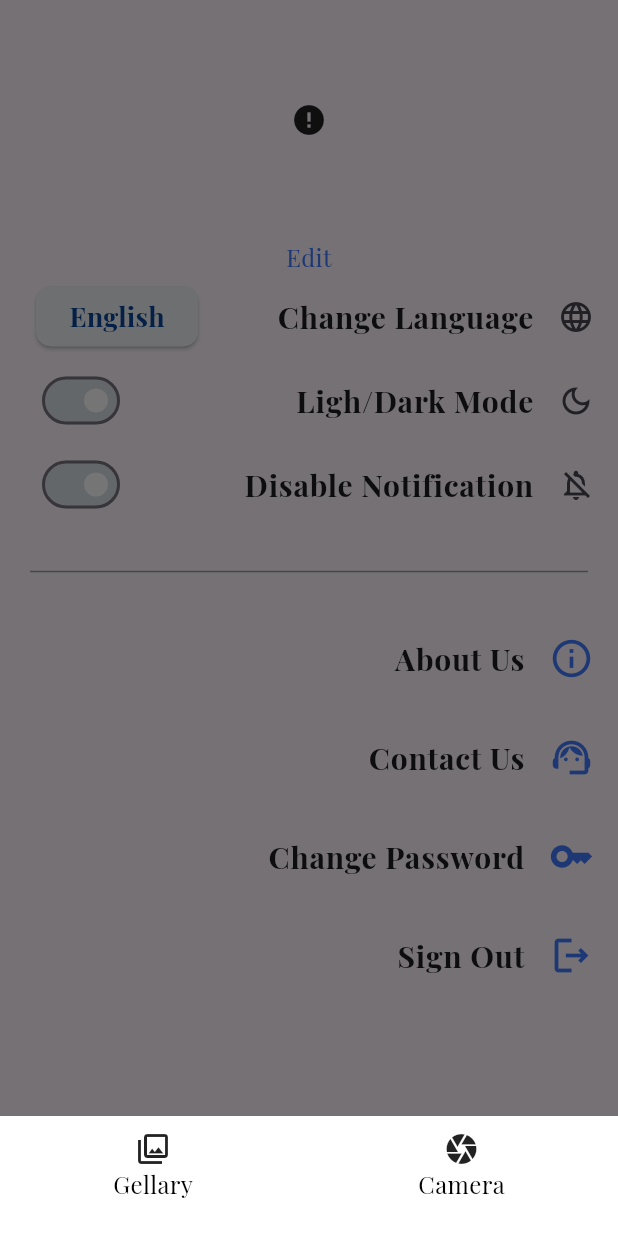
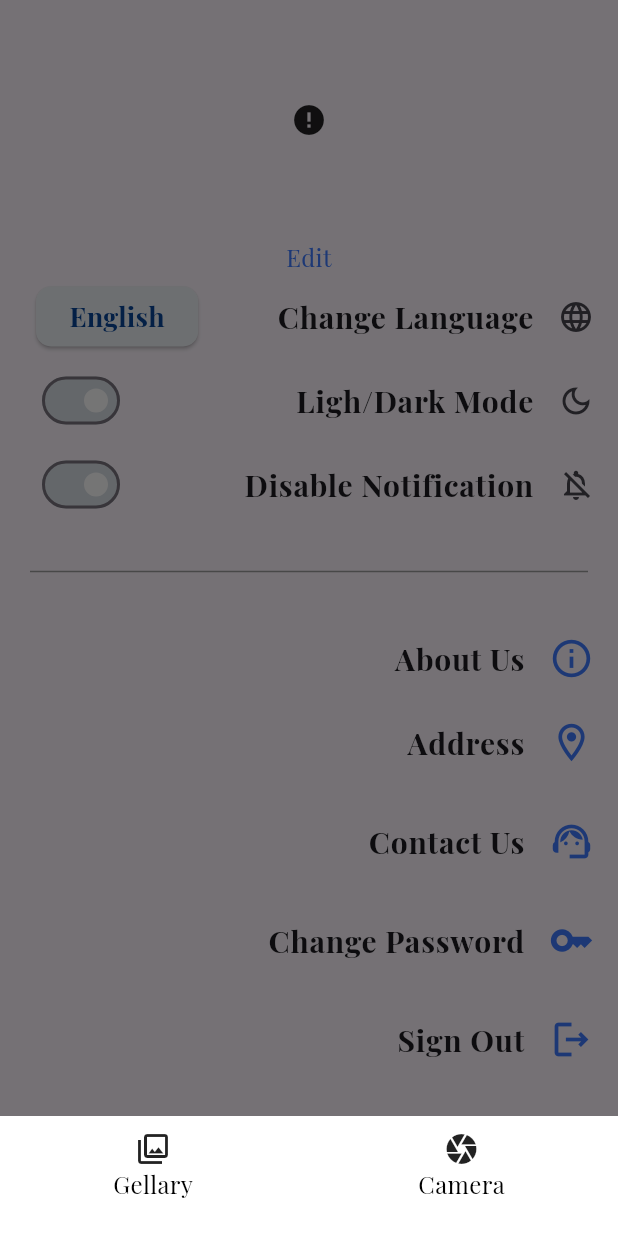
Before and after one commit to QShutta/e-commerce-don-khalid, a Flutter app: the SettingsPage screen opened directly, after a tap on "Edit", on a phone screen of 412 x 824 dp. Run offline on Flutter 3.47's test engine with Material 3 defaults, Android fonts, the light colour scheme and no system bars; drawn by our look-alikes of cached_network_image; our stand-ins replace carousel_slider, dartz, firebase_core, firebase_messaging, flutter_otp_text_field, flutter_svg and 6 more; accounts and stored records are empty; network calls fail; project files that could hold a hidden picture were left out.

Commit message:
before of 118

```diff
--- a/lib/core/constants/app_routes.dart
+++ b/lib/core/constants/app_routes.dart
@@ -23,4 +23,9 @@ class AppRoutes {
   static const String favoriteProductDetails = '/favoriteProductDetails';
   static const String cart = '/cart';
   static const String search = '/search';
+
+  //------------------------Address------------------------------
+
+  static const String viewAddress = '/view';
+  static const String addAddress = '/add';
 }
--- a/lib/core/constants/apptheme.dart
+++ b/lib/core/constants/apptheme.dart
@@ -11,9 +11,11 @@
 //(UX)
 //عند التبديل بين اللغتين.
 
+import 'package:e_commerce_halfa/core/constants/color_app.dart';
 import 'package:flutter/material.dart';
 
 ThemeData englishTheme = ThemeData(
+  appBarTheme: AppBarTheme(color: AppColor.primaryColor),
   fontFamily: "playFair",
   textTheme: const TextTheme(
     headlineLarge: TextStyle(
@@ -38,6 +40,7 @@ ThemeData englishTheme = ThemeData(
 );
 
 ThemeData arabicTheme = ThemeData(
+  appBarTheme: AppBarTheme(color: AppColor.primaryColor),
   fontFamily: "cairo",
   textTheme: const TextTheme(
     headlineLarge: TextStyle(
--- a/lib/main.dart
+++ b/lib/main.dart
@@ -4,11 +4,12 @@ import 'package:e_commerce_halfa/core/localization/locale_controller.dart';
 import 'package:e_commerce_halfa/core/localization/translation.dart';
 import 'package:e_commerce_halfa/core/services/services.dart';
 import 'package:e_commerce_halfa/routest.dart';
+import 'package:e_commerce_halfa/view/screens/address/view_address.dart';
 import 'package:firebase_core/firebase_core.dart';
 import 'package:flutter/material.dart';
 import 'package:get/get.dart';
 
-//befoer of 115
+//befoer of 117
 void main() async {
   WidgetsFlutterBinding.ensureInitialized();
 
@@ -37,7 +38,7 @@ class MainApp extends StatelessWidget {
       translations: MyTranslation(),
       initialBinding: InitialBinding(),
       debugShowCheckedModeBanner: false,
-      // home: CartPage(),
+      // home: ViewAddress(),
       initialRoute: AppRoutes.languageSelection,
       getPages: appPages,
     );
--- a/lib/routest.dart
+++ b/lib/routest.dart
@@ -1,5 +1,7 @@
 import 'package:e_commerce_halfa/core/constants/app_routes.dart';
 import 'package:e_commerce_halfa/core/midle_ware/init_middle_ware.dart';
+import 'package:e_commerce_halfa/view/screens/address/add_address.dart';
+import 'package:e_commerce_halfa/view/screens/address/view_address.dart';
 import 'package:e_commerce_halfa/view/screens/auth/forgot_passowrd/forgot_passord_reset_password_success_page.dart';
 import 'package:e_commerce_halfa/view/screens/auth/forgot_passowrd/forgot_password_email_page.dart';
 import 'package:e_commerce_halfa/view/screens/auth/forgot_passowrd/forgot_password_otp_page.dart';
@@ -123,4 +125,19 @@ List<GetPage> appPages = [
     transition: Transition.rightToLeft,
     transitionDuration: const Duration(milliseconds: 400),
   ),
+  //---------------------------Address-------------------------------
+  GetPage(
+    name: AppRoutes.viewAddress,
+    page: () => ViewAddress(),
+    transition: Transition.rightToLeft,
+    transitionDuration: const Duration(milliseconds: 400),
+  ),
+  GetPage(
+    name: AppRoutes.addAddress,
+    page: () => AddAddress(),
+    transition: Transition.rightToLeft,
+    transitionDuration: const Duration(milliseconds: 400),
+  ),
+
+  //------------------------------------End Address---------------------------
 ];
--- a/lib/view/screens/settings.dart
+++ b/lib/view/screens/settings.dart
@@ -43,6 +43,13 @@ class SettingsPage extends StatelessWidget {
             leadingIcon: Icons.info_outline,
             onListTileClicked: () {},
           ),
+          CustomeListTile(
+            titleText: "Address",
+            leadingIcon: Icons.location_on_outlined,
+            onListTileClicked: () {
+              Get.toNamed(AppRoutes.viewAddress);
+            },
+          ),
           SizedBox(height: 10),
           CustomeListTile(
             titleText: 'Contact Us',
--- a/lib/view/widgets/custome_app_bar.dart
+++ b/lib/view/widgets/custome_app_bar.dart
@@ -1,3 +1,4 @@
+import 'package:e_commerce_halfa/core/constants/color_app.dart';
 import 'package:flutter/material.dart';
 
 class CustomeAppBar extends StatelessWidget implements PreferredSizeWidget {
@@ -26,8 +27,8 @@ class CustomeAppBar extends StatelessWidget implements PreferredSizeWidget {
         icon: const Icon(Icons.arrow_back),
         onPressed: () => Navigator.pop(context),
       ),
-      backgroundColor: Colors.white,
-      foregroundColor: Colors.black,
+      backgroundColor: AppColor.skyBlue,
+      foregroundColor: Colors.white,
       elevation: 1,
     );
   }
```
Also changed, not shown: lib/view/screens/address/add_address.dart (added, +13 -0 lines), lib/view/screens/address/view_address.dart (added, +24 -0 lines).
